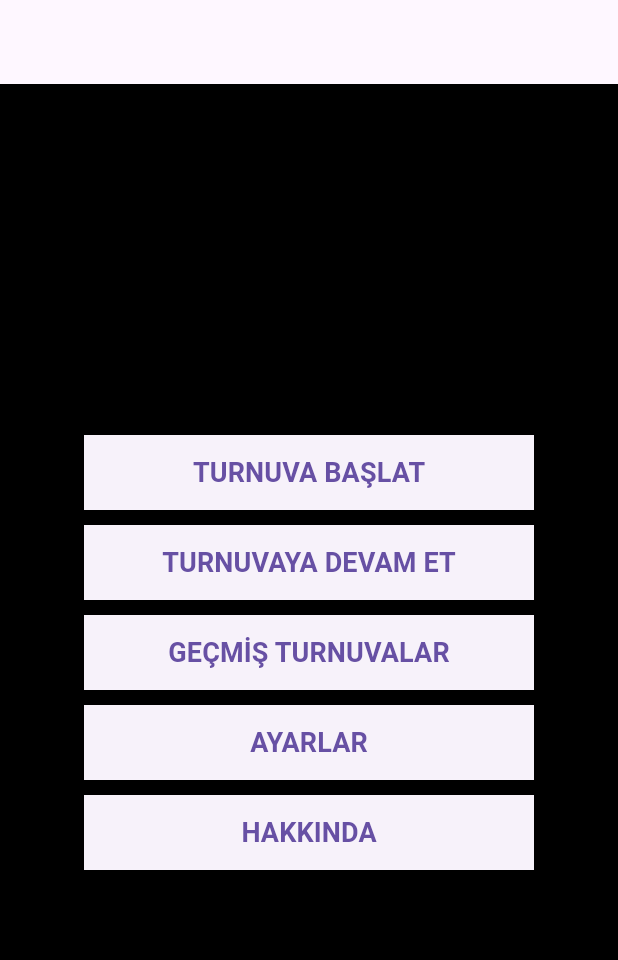
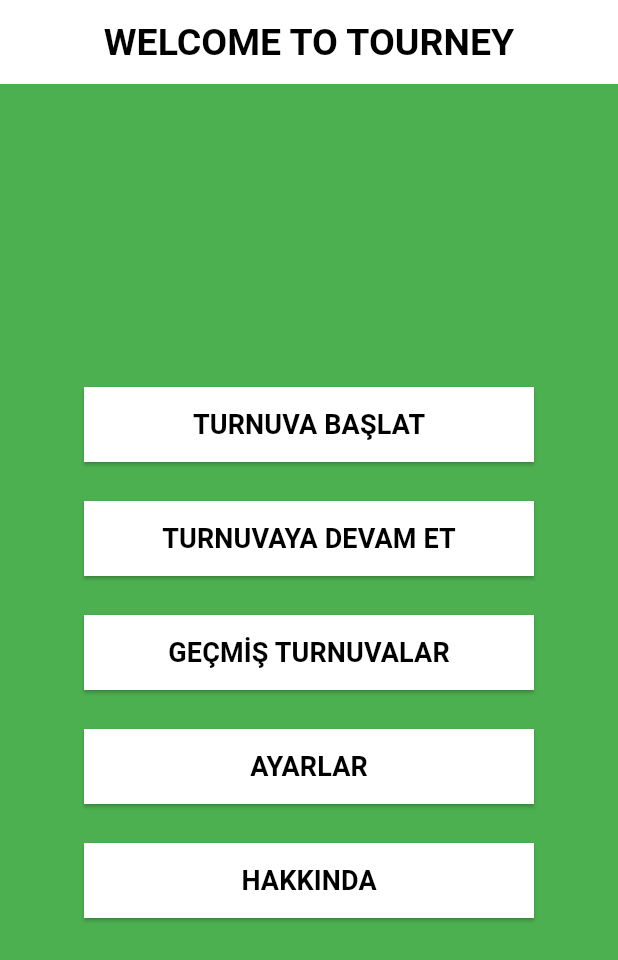
Before and after one commit to UycGitHub/Tourney-Tournament-App, a Flutter app: the screen it shows after launch, on a phone screen of 412 x 824 dp. Shown: the top 960 px of the screen. Run offline on Flutter 3.47's test engine with Material 3 defaults, Android fonts, the phone set to English and light mode, and no system bars.

Commit message:
home_page.dart design improved

```diff
--- a/tourney/lib/home_page.dart
+++ b/tourney/lib/home_page.dart
@@ -10,9 +10,13 @@ class MyHomePage extends StatelessWidget {
     return Scaffold(
       appBar: AppBar(
         //normally properties must takee from theme but we have not now
+        title: Center(
+            child: Text(
+          "Welcome To Tourney".toUpperCase(),
+        )),
       ),
       body: Container(
-        decoration: BoxDecoration(color: Colors.black),
+        decoration: BoxDecoration(color: Colors.green),
         child: Center(
           child: Column(
               mainAxisAlignment: MainAxisAlignment.center,
@@ -44,8 +48,11 @@ class CustomContainersForOnPressedMethods extends StatelessWidget {
   Widget build(BuildContext context) {
     return Container(
       margin: EdgeInsets.only(bottom: 10.0),
+      child: Padding(
+        padding: const EdgeInsets.all(8.0),
         child: ElevatedButton(
           style: ElevatedButton.styleFrom(
+            backgroundColor: Colors.white,
             fixedSize: const Size(300, 50),
             shape: RoundedRectangleBorder(side: BorderSide.none),
           ),
@@ -53,9 +60,10 @@ class CustomContainersForOnPressedMethods extends StatelessWidget {
           child: Text(
             myText,
             style: const TextStyle(
-            //color: Colors.black,
+              color: Colors.black,
               fontWeight: FontWeight.bold,
               fontSize: 18,
+            ),
           ),
         ),
       ),
--- a/tourney/lib/main.dart
+++ b/tourney/lib/main.dart
@@ -7,9 +7,17 @@ class MyApp extends StatelessWidget {
   @override
   Widget build(BuildContext context) {
     return MaterialApp(
+      debugShowCheckedModeBanner: false,
       title: 'Tourney',
-      theme: ThemeData.light(),
-      // I want make a spesific theme in the future, so I changed to most nsaic version
+      theme: ThemeData.dark().copyWith(
+        appBarTheme: AppBarTheme(
+            color: Colors.white,
+            titleTextStyle: TextStyle(
+              color: Colors.black,
+              fontWeight: FontWeight.bold,
+              fontSize: 25,
+            )),
+      ),
       home: MyHomePage(title: 'Tourney'),
     );
   }
```
Lines whose indentation alone changed are shown as unchanged.
